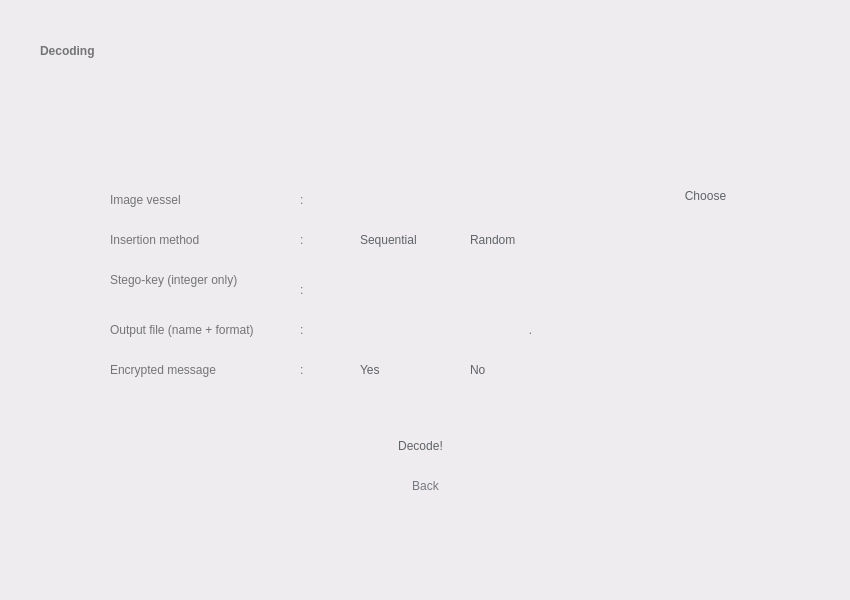
The window that UI/image/image-decode.ui (darubagus/ModifiedRC4-Steganography) describes before a commit, drawn with Qt 5.
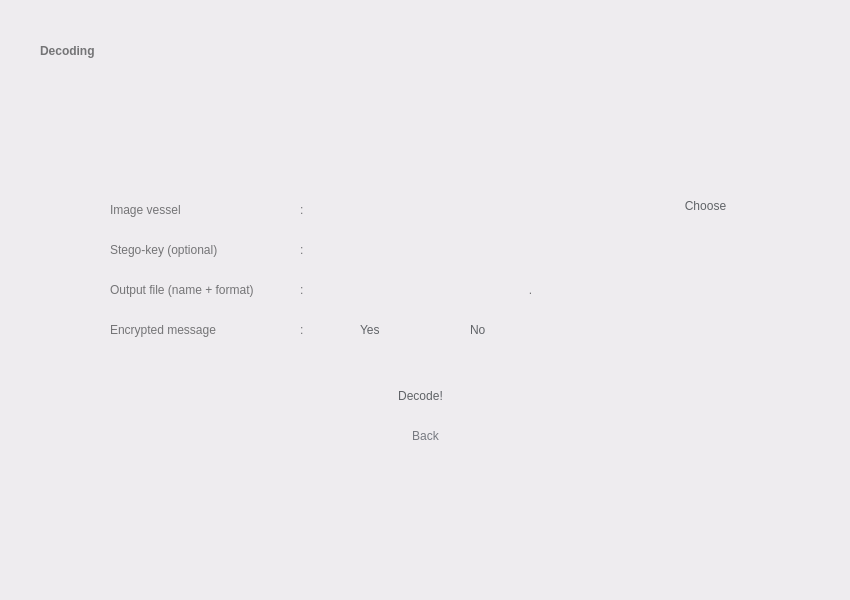
The same window after the commit.

```diff
--- a/UI/image/image-decode.ui
+++ b/UI/image/image-decode.ui
@@ -57,7 +57,7 @@
     <property name="geometry">
      <rect>
       <x>340</x>
-      <y>420</y>
+      <y>370</y>
       <width>161</width>
       <height>51</height>
      </rect>
@@ -76,7 +76,7 @@
     <property name="geometry">
      <rect>
       <x>110</x>
-      <y>190</y>
+      <y>200</y>
       <width>101</width>
       <height>20</height>
      </rect>
@@ -97,7 +97,7 @@
     <property name="geometry">
      <rect>
       <x>320</x>
-      <y>180</y>
+      <y>190</y>
       <width>341</width>
       <height>31</height>
      </rect>
@@ -116,7 +116,7 @@
     <property name="geometry">
      <rect>
       <x>320</x>
-      <y>270</y>
+      <y>230</y>
       <width>201</width>
       <height>31</height>
      </rect>
@@ -128,57 +128,11 @@
 </string>
     </property>
    </widget>
-   <widget class="QRadioButton" name="insButton_2">
-    <property name="geometry">
-     <rect>
-      <x>450</x>
-      <y>230</y>
-      <width>101</width>
-      <height>20</height>
-     </rect>
-    </property>
-    <property name="styleSheet">
-     <string notr="true">font: 15pt &quot;Product Sans&quot;;
-background-color: rgba(255, 255, 255, 0);
-border-radius: 4px;
-color: rgb(96, 99, 103);
-</string>
-    </property>
-    <property name="text">
-     <string>Random</string>
-    </property>
-    <attribute name="buttonGroup">
-     <string notr="true">buttonGroup_2</string>
-    </attribute>
-   </widget>
-   <widget class="QRadioButton" name="insButton_1">
-    <property name="geometry">
-     <rect>
-      <x>340</x>
-      <y>230</y>
-      <width>101</width>
-      <height>20</height>
-     </rect>
-    </property>
-    <property name="styleSheet">
-     <string notr="true">font: 15pt &quot;Product Sans&quot;;
-border-radius: 4px;
-color: rgb(96, 99, 103);
-background-color: rgba(255, 255, 255, 0);
-</string>
-    </property>
-    <property name="text">
-     <string>Sequential</string>
-    </property>
-    <attribute name="buttonGroup">
-     <string notr="true">buttonGroup_2</string>
-    </attribute>
-   </widget>
    <widget class="QLineEdit" name="outputFileField">
     <property name="geometry">
      <rect>
       <x>320</x>
-      <y>310</y>
+      <y>270</y>
       <width>201</width>
       <height>31</height>
      </rect>
@@ -194,7 +148,7 @@
     <property name="geometry">
      <rect>
       <x>540</x>
-      <y>310</y>
+      <y>270</y>
       <width>121</width>
       <height>31</height>
      </rect>
@@ -210,7 +164,7 @@
     <property name="geometry">
      <rect>
       <x>670</x>
-      <y>180</y>
+      <y>190</y>
       <width>71</width>
       <height>31</height>
      </rect>
@@ -229,7 +183,7 @@
     <property name="geometry">
      <rect>
       <x>520</x>
-      <y>320</y>
+      <y>280</y>
       <width>21</width>
       <height>20</height>
      </rect>
@@ -250,7 +204,7 @@
     <property name="geometry">
      <rect>
       <x>340</x>
-      <y>360</y>
+      <y>320</y>
       <width>101</width>
       <height>20</height>
      </rect>
@@ -273,8 +227,8 @@
     <property name="geometry">
      <rect>
       <x>450</x>
-      <y>360</y>
-      <width>101</width>
+      <y>320</y>
+      <width>51</width>
       <height>20</height>
      </rect>
     </property>
@@ -292,32 +246,11 @@
      <string notr="true">buttonGroup_3</string>
     </attribute>
    </widget>
-   <widget class="QLabel" name="label_9">
-    <property name="geometry">
-     <rect>
-      <x>110</x>
-      <y>230</y>
-      <width>171</width>
-      <height>20</height>
-     </rect>
-    </property>
-    <property name="styleSheet">
-     <string notr="true">background-color: rgba(255, 255, 255, 0);
-font: 15pt &quot;Product Sans&quot;;
-color: rgb(116, 116, 118);</string>
-    </property>
-    <property name="text">
-     <string>Insertion method</string>
-    </property>
-    <property name="alignment">
-     <set>Qt::AlignLeading|Qt::AlignLeft|Qt::AlignVCenter</set>
-    </property>
-   </widget>
    <widget class="QLabel" name="label_10">
     <property name="geometry">
      <rect>
       <x>110</x>
-      <y>270</y>
+      <y>240</y>
       <width>171</width>
       <height>20</height>
      </rect>
@@ -328,7 +261,7 @@
 color: rgb(116, 116, 118);</string>
     </property>
     <property name="text">
-     <string>Stego-key (integer only)</string>
+     <string>Stego-key (optional)</string>
     </property>
     <property name="alignment">
      <set>Qt::AlignLeading|Qt::AlignLeft|Qt::AlignVCenter</set>
@@ -338,7 +271,7 @@
     <property name="geometry">
      <rect>
       <x>110</x>
-      <y>320</y>
+      <y>280</y>
       <width>181</width>
       <height>20</height>
      </rect>
@@ -359,28 +292,7 @@
     <property name="geometry">
      <rect>
       <x>300</x>
-      <y>190</y>
-      <width>16</width>
-      <height>20</height>
-     </rect>
-    </property>
-    <property name="styleSheet">
-     <string notr="true">background-color: rgba(255, 255, 255, 0);
-font: 15pt &quot;Product Sans&quot;;
-color: rgb(116, 116, 118);</string>
-    </property>
-    <property name="text">
-     <string>:</string>
-    </property>
-    <property name="alignment">
-     <set>Qt::AlignLeading|Qt::AlignLeft|Qt::AlignVCenter</set>
-    </property>
-   </widget>
-   <widget class="QLabel" name="label_16">
-    <property name="geometry">
-     <rect>
-      <x>300</x>
-      <y>230</y>
+      <y>200</y>
       <width>16</width>
       <height>20</height>
      </rect>
@@ -401,7 +313,7 @@
     <property name="geometry">
      <rect>
       <x>300</x>
-      <y>280</y>
+      <y>240</y>
       <width>16</width>
       <height>20</height>
      </rect>
@@ -422,7 +334,7 @@
     <property name="geometry">
      <rect>
       <x>300</x>
-      <y>320</y>
+      <y>280</y>
       <width>16</width>
       <height>20</height>
      </rect>
@@ -443,7 +355,7 @@
     <property name="geometry">
      <rect>
       <x>110</x>
-      <y>360</y>
+      <y>320</y>
       <width>181</width>
       <height>20</height>
      </rect>
@@ -464,7 +376,7 @@
     <property name="geometry">
      <rect>
       <x>300</x>
-      <y>360</y>
+      <y>320</y>
       <width>16</width>
       <height>20</height>
      </rect>
@@ -485,7 +397,7 @@
     <property name="geometry">
      <rect>
       <x>390</x>
-      <y>470</y>
+      <y>420</y>
       <width>71</width>
       <height>31</height>
      </rect>
```
Left out of the diff: 2 changed lines with no effect on the pictures.
